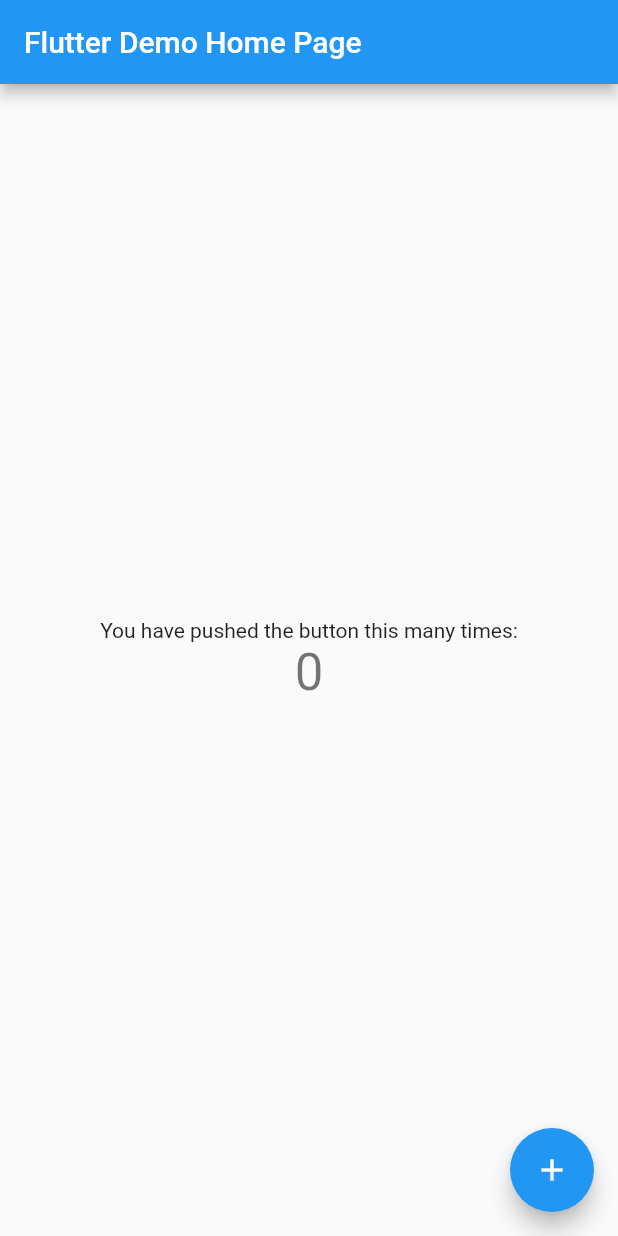
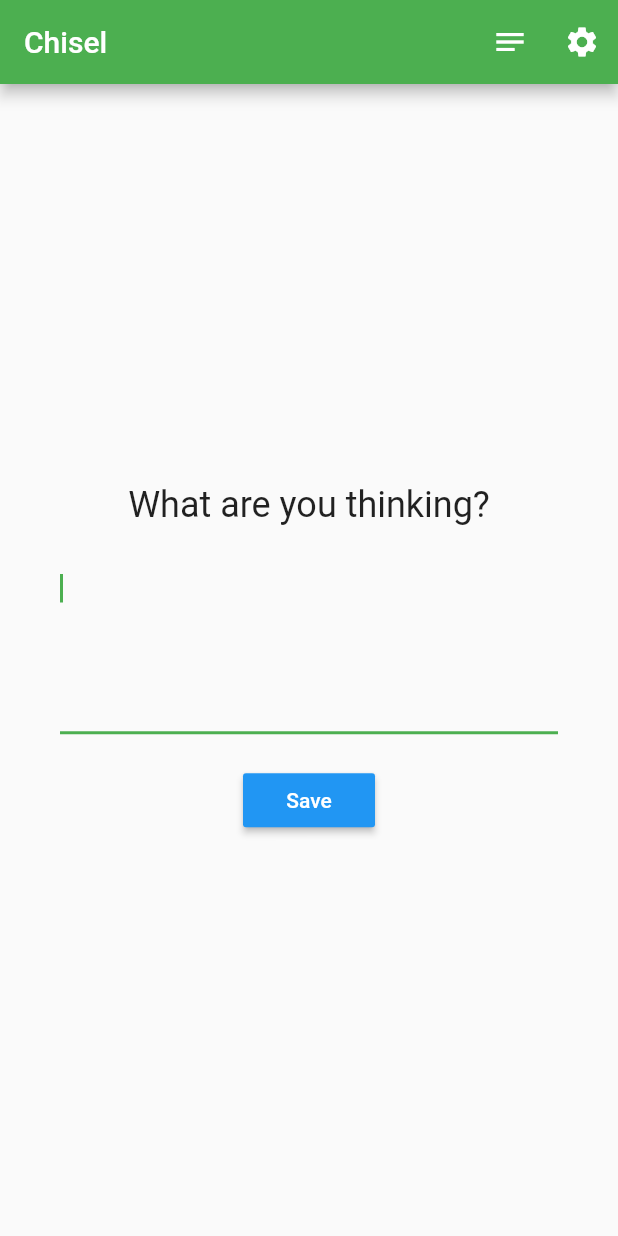
Before and after one commit to decaf-dev/nuthoughts-app, a Flutter app: the screen it shows after launch, on a phone screen of 412 x 824 dp. Run offline on Flutter 3.47's test engine with Material 2 defaults, Android fonts, the phone set to English and light mode, and no system bars.

Commit message:
feat: add basic template for app

```diff
--- a/lib/main.dart
+++ b/lib/main.dart
@@ -7,39 +7,20 @@
 class MyApp extends StatelessWidget {
   const MyApp({super.key});
 
-  // This widget is the root of your application.
   @override
   Widget build(BuildContext context) {
     return MaterialApp(
-      title: 'Flutter Demo',
+      title: 'Chisel App',
       theme: ThemeData(
-        // This is the theme of your application.
-        //
-        // Try running your application with "flutter run". You'll see the
-        // application has a blue toolbar. Then, without quitting the app, try
-        // changing the primarySwatch below to Colors.green and then invoke
-        // "hot reload" (press "r" in the console where you ran "flutter run",
-        // or simply save your changes to "hot reload" in a Flutter IDE).
-        // Notice that the counter didn't reset back to zero; the application
-        // is not restarted.
-        primarySwatch: Colors.blue,
+        primarySwatch: Colors.green,
       ),
-      home: const MyHomePage(title: 'Flutter Demo Home Page'),
+      home: const MyHomePage(title: 'Chisel'),
     );
   }
 }
 
 class MyHomePage extends StatefulWidget {
   const MyHomePage({super.key, required this.title});
-
-  // This widget is the home page of your application. It is stateful, meaning
-  // that it has a State object (defined below) that contains fields that affect
-  // how it looks.
-
-  // This class is the configuration for the state. It holds the values (in this
-  // case the title) provided by the parent (in this case the App widget) and
-  // used by the build method of the State. Fields in a Widget subclass are
-  // always marked "final".
 
   final String title;
 
@@ -48,68 +29,49 @@
 }
 
 class _MyHomePageState extends State<MyHomePage> {
-  int _counter = 0;
-
-  void _incrementCounter() {
-    setState(() {
-      // This call to setState tells the Flutter framework that something has
-      // changed in this State, which causes it to rerun the build method below
-      // so that the display can reflect the updated values. If we changed
-      // _counter without calling setState(), then the build method would not be
-      // called again, and so nothing would appear to happen.
-      _counter++;
-    });
-  }
-
   @override
   Widget build(BuildContext context) {
-    // This method is rerun every time setState is called, for instance as done
-    // by the _incrementCounter method above.
-    //
-    // The Flutter framework has been optimized to make rerunning build methods
-    // fast, so that you can just rebuild anything that needs updating rather
-    // than having to individually change instances of widgets.
     return Scaffold(
         appBar: AppBar(
-        // Here we take the value from the MyHomePage object that was created by
-        // the App.build method, and use it to set our appbar title.
           title: Text(widget.title),
+          actions: [
+            IconButton(
+                icon: const Icon(
+                  Icons.notes,
+                  color: Colors.white,
+                ),
+                onPressed: () {}),
+            IconButton(
+                icon: const Icon(
+                  Icons.settings,
+                  color: Colors.white,
+                ),
+                onPressed: () {}),
+          ],
         ),
         body: Center(
-        // Center is a layout widget. It takes a single child and positions it
-        // in the middle of the parent.
+            child: Padding(
+          padding: const EdgeInsets.symmetric(horizontal: 20, vertical: 0),
           child: Column(
-          // Column is also a layout widget. It takes a list of children and
-          // arranges them vertically. By default, it sizes itself to fit its
-          // children horizontally, and tries to be as tall as its parent.
-          //
-          // Invoke "debug painting" (press "p" in the console, choose the
-          // "Toggle Debug Paint" action from the Flutter Inspector in Android
-          // Studio, or the "Toggle Debug Paint" command in Visual Studio Code)
-          // to see the wireframe for each widget.
-          //
-          // Column has various properties to control how it sizes itself and
-          // how it positions its children. Here we use mainAxisAlignment to
-          // center the children vertically; the main axis here is the vertical
-          // axis because Columns are vertical (the cross axis would be
-          // horizontal).
             mainAxisAlignment: MainAxisAlignment.center,
             children: <Widget>[
-            const Text(
-              'You have pushed the button this many times:',
-            ),
-            Text(
-              '$_counter',
-              style: Theme.of(context).textTheme.headlineMedium,
-            ),
+              Text('What are you thinking?',
+                  style: Theme.of(context).textTheme.headlineSmall),
+              Container(
+                  padding: const EdgeInsets.all(20),
+                  child: const TextField(
+                      autofocus: true,
+                      keyboardType: TextInputType.multiline,
+                      minLines: 5,
+                      maxLines: null)),
+              MaterialButton(
+                textColor: Colors.white,
+                onPressed: () {},
+                color: Colors.blue,
+                child: const Text("Save"),
+              )
             ],
           ),
-      ),
-      floatingActionButton: FloatingActionButton(
-        onPressed: _incrementCounter,
-        tooltip: 'Increment',
-        child: const Icon(Icons.add),
-      ), // This trailing comma makes auto-formatting nicer for build methods.
-    );
+        )));
   }
 }
```
Lines whose indentation alone changed are shown as unchanged.
